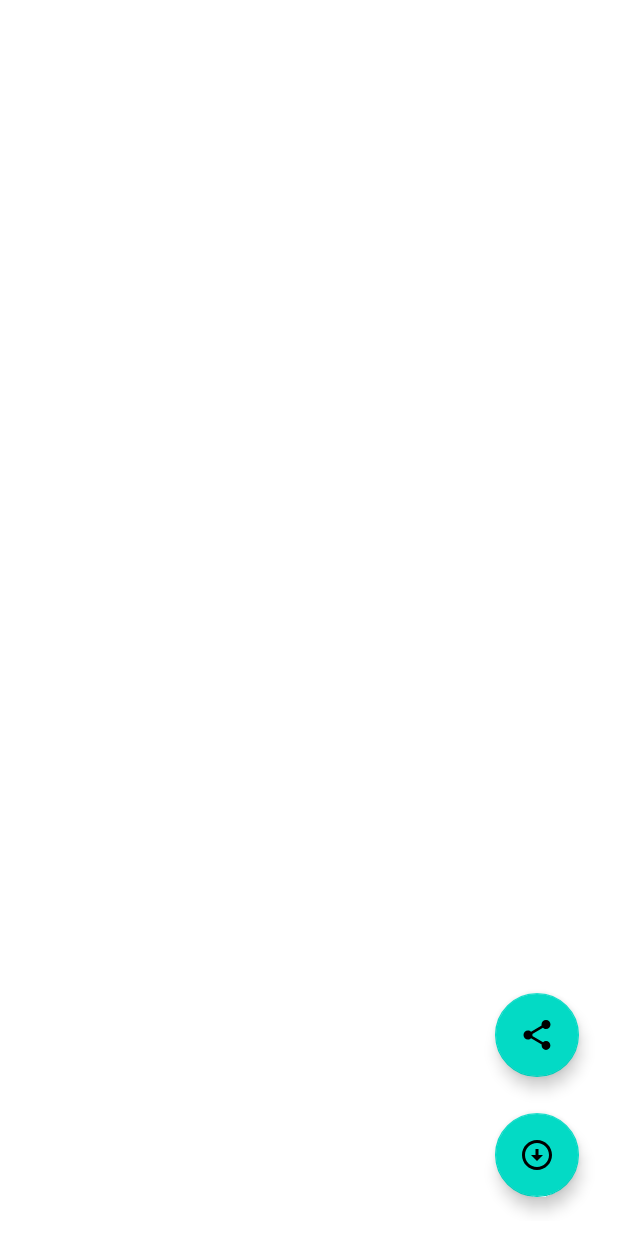
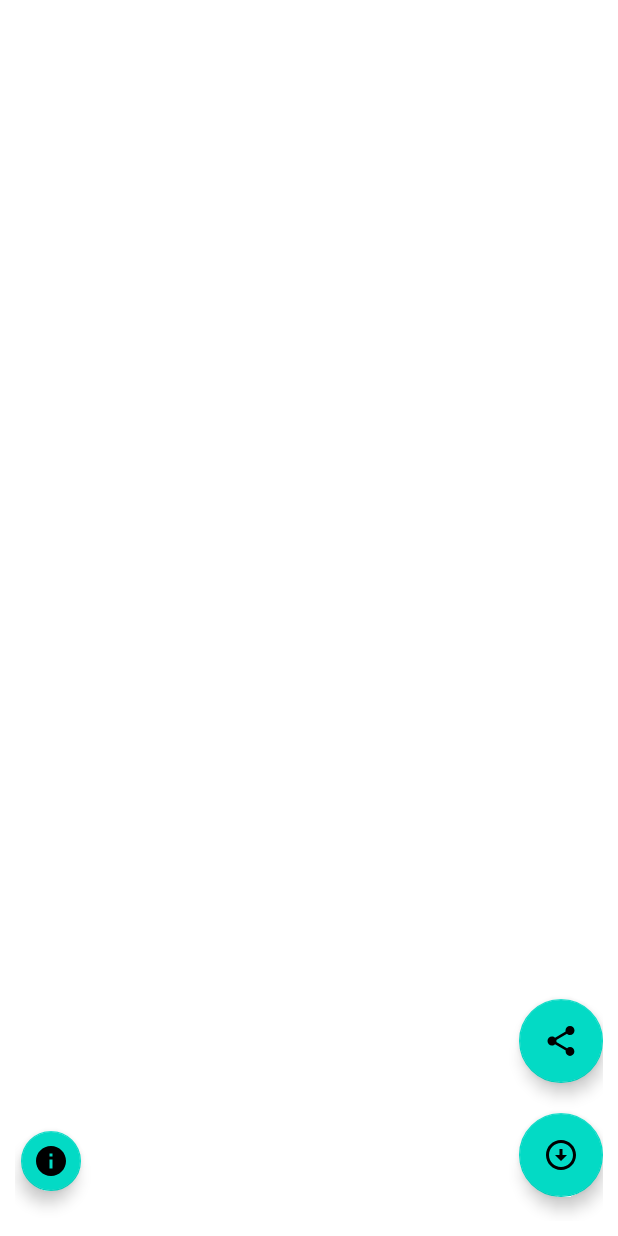
Before and after one commit to naiemmlbd/UnsplashPhotos, an Android app: the layout fragment_photo_full_screen.xml on its own in the app's theme, with its tools: preview values and no code run, on a phone screen of 412 x 824 dp. Run offline under Robolectric (Android 15) with nearby library versions, the phone set to English and light mode, and no system bars.

Commit message:
feat: added info fab to show likes count and hide fab, action bar on tap on image

```diff
--- a/app/src/main/java/com/example/unsplashphotos/data/model/Photo.kt
+++ b/app/src/main/java/com/example/unsplashphotos/data/model/Photo.kt
@@ -11,5 +11,8 @@ data class Photo(
     @SerializedName("urls")
     val urls: Urls,
     @SerializedName("links")
-    val links: Links
+    val links: Links,
+    @SerializedName("likes")
+    val likes: Int
+
 )
--- a/app/src/main/java/com/example/unsplashphotos/ui/GalleryFragment.kt
+++ b/app/src/main/java/com/example/unsplashphotos/ui/GalleryFragment.kt
@@ -4,6 +4,7 @@ import android.os.Bundle
 import android.view.LayoutInflater
 import android.view.View
 import android.view.ViewGroup
+import android.widget.ImageView
 import androidx.fragment.app.Fragment
 import androidx.fragment.app.viewModels
 import androidx.lifecycle.Lifecycle
--- /dev/null
+++ b/app/src/main/res/drawable/ic_baseline_info_24.xml
@@ -0,0 +1,10 @@
+<vector xmlns:android="http://schemas.android.com/apk/res/android"
+    android:width="24dp"
+    android:height="24dp"
+    android:viewportWidth="24"
+    android:viewportHeight="24"
+    android:tint="?attr/colorControlNormal">
+  <path
+      android:fillColor="@android:color/white"
+      android:pathData="M12,2C6.48,2 2,6.48 2,12s4.48,10 10,10 10,-4.48 10,-10S17.52,2 12,2zM13,17h-2v-6h2v6zM13,9h-2L11,7h2v2z"/>
+</vector>
--- a/app/src/main/res/layout/fragment_photo_full_screen.xml
+++ b/app/src/main/res/layout/fragment_photo_full_screen.xml
@@ -1,5 +1,6 @@
 <?xml version="1.0" encoding="utf-8"?>
-<layout xmlns:android="http://schemas.android.com/apk/res/android"
+<layout xmlns:tools="http://schemas.android.com/tools"
+    xmlns:android="http://schemas.android.com/apk/res/android"
     xmlns:app="http://schemas.android.com/apk/res-auto"
     >
 
@@ -10,6 +11,7 @@
 
         <ImageView
             android:id="@+id/imgPhoto"
+            android:onClick="@{()->photoFullViewModel.onImageClicked()}"
             android:layout_width="match_parent"
             android:layout_height="0dp"
             app:loadUrl="@{photoFullScreen.urls.regular}"
@@ -49,33 +51,55 @@
 
         <com.google.android.material.floatingactionbutton.FloatingActionButton
             android:id="@+id/save_fab"
+            android:visibility="@{photoFullViewModel.fabToggle ? View.GONE : View.VISIBLE}"
             android:layout_width="wrap_content"
             android:layout_height="wrap_content"
             android:layout_gravity="end"
-            android:layout_marginEnd="16dp"
-            android:layout_marginBottom="16dp"
             android:src="@drawable/ic_baseline_arrow_circle_down_24"
             app:fabSize="normal"
-            app:layout_constraintBottom_toBottomOf="parent"
+            app:layout_constraintBottom_toBottomOf="@id/guidelineBottom"
             app:layout_constraintEnd_toEndOf="parent"
             android:contentDescription="@string/download" />
 
         <com.google.android.material.floatingactionbutton.FloatingActionButton
             android:id="@+id/share_fab"
-            android:layout_width="wrap_content"
+            android:visibility="@{photoFullViewModel.fabToggle ? View.GONE : View.VISIBLE}"            android:layout_width="wrap_content"
             android:layout_height="wrap_content"
-            android:layout_marginBottom="24dp"
+            android:layout_marginBottom="20dp"
             app:fabSize="normal"
             app:layout_constraintBottom_toTopOf="@+id/save_fab"
             app:layout_constraintEnd_toEndOf="@+id/save_fab"
             app:layout_constraintStart_toStartOf="@+id/save_fab"
             app:srcCompat="@drawable/ic_baseline_share_24"
             android:contentDescription="@string/share" />
+
+        <com.google.android.material.floatingactionbutton.FloatingActionButton
+            android:id="@+id/info_fab"
+            android:layout_width="wrap_content"
+            android:layout_height="wrap_content"
+            android:contentDescription="@string/share"
+            app:fabSize="mini"
+            app:layout_constraintStart_toStartOf="parent"
+            app:layout_constraintBottom_toTopOf="@+id/guidelineBottom"
+            app:srcCompat="@drawable/ic_baseline_info_24"
+            tools:layout_editor_absoluteY="640dp" />
+
+        <androidx.constraintlayout.widget.Guideline
+            android:id="@+id/guidelineBottom"
+            android:layout_width="wrap_content"
+            android:layout_height="wrap_content"
+            android:orientation="horizontal"
+            app:layout_constraintGuide_percent="0.98" />
+
     </androidx.constraintlayout.widget.ConstraintLayout>
 
     <data>
         <variable
             name="photoFullScreen"
             type="com.example.unsplashphotos.data.model.Photo" />
+        <import type="android.view.View"/>
+        <variable
+            name="photoFullViewModel"
+            type="com.example.unsplashphotos.ui.photofullscreen.PhotoFullViewModel" />
     </data>
 </layout>
--- a/build.gradle
+++ b/build.gradle
@@ -15,7 +15,7 @@ buildscript {
             'timber' : '4.7.1'
     ]
     dependencies {
-        classpath "com.android.tools.build:gradle:7.0.0"
+        classpath 'com.android.tools.build:gradle:7.0.4'
         classpath 'org.jetbrains.kotlin:kotlin-gradle-plugin:1.6.0'
         classpath 'com.google.dagger:hilt-android-gradle-plugin:2.40.3'
         classpath "androidx.navigation:navigation-safe-args-gradle-plugin:${versions.navigation}"
```
Also changed, not shown: app/src/main/java/com/example/unsplashphotos/ui/photofullscreen/PhotoFullScreenFragment.kt (+41 -1 lines), app/src/main/java/com/example/unsplashphotos/ui/photofullscreen/PhotoFullViewModel.kt (+28 -1 lines).
